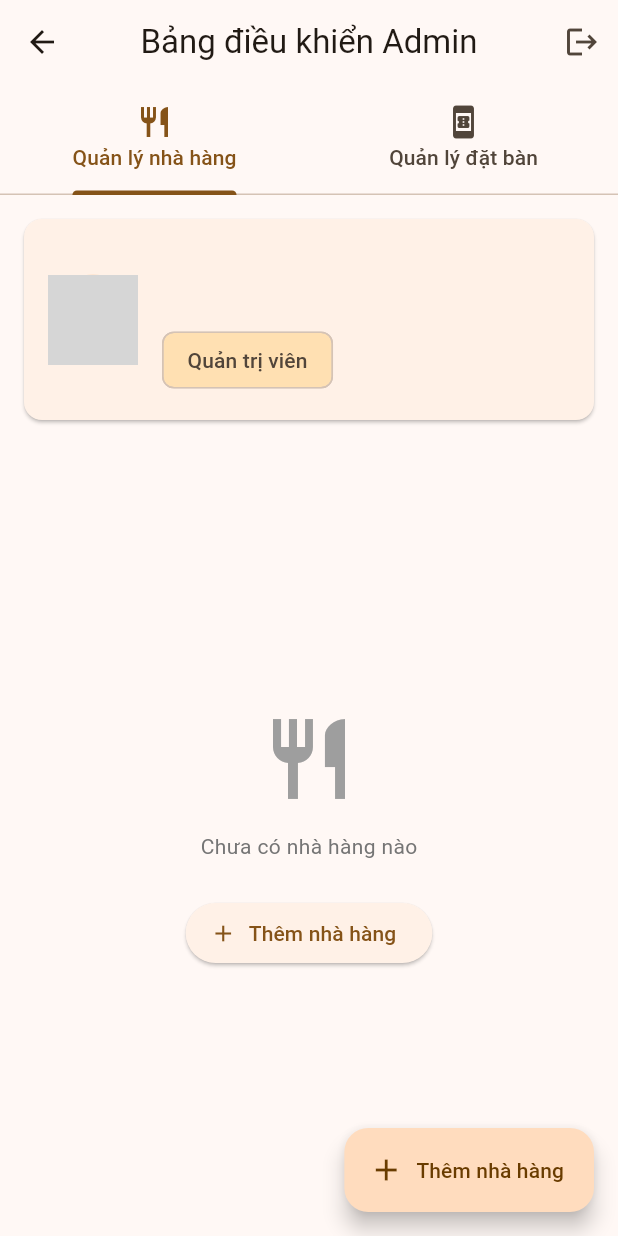
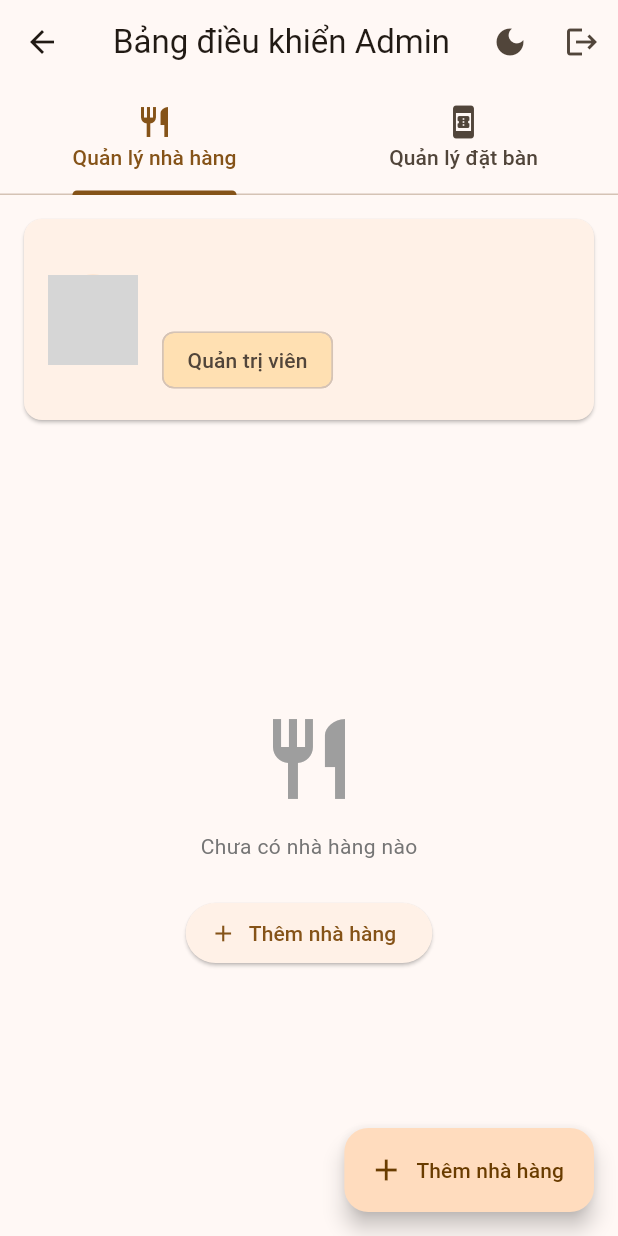
Before and after one commit to dkeyyhehe/Bookingnhahang_flutter, a Flutter app: the AdminDashboardScreen screen opened by its route, on a phone screen of 412 x 824 dp. Run offline on Flutter 3.47's test engine with Material 3 defaults, Android fonts, the phone set to English and light mode, and no system bars; our stand-ins replace cloud_firestore, firebase_auth, firebase_core, firebase_storage, google_sign_in, image_picker and 1 more; accounts and stored records are empty; network calls fail; grey boxes are pictures that could not be loaded.

Commit message:
them sang/toi ben admin

```diff
--- a/lib/screens/admin/admin_dashboard_screen.dart
+++ b/lib/screens/admin/admin_dashboard_screen.dart
@@ -1,7 +1,9 @@
 import 'package:flutter/material.dart';
+import 'package:provider/provider.dart';
 import '../../routes/app_routes.dart';
 import '../../services/auth_service.dart';
 import '../../models/user.dart';
+import '../../providers/theme_provider.dart';
 import 'manage_restaurants_screen.dart';
 import 'manage_bookings_screen.dart';
 
@@ -96,6 +98,23 @@ class _AdminDashboardScreenState extends State<AdminDashboardScreen>
           ],
         ),
         actions: [
+          Consumer<ThemeProvider>(
+            builder: (context, themeProvider, child) {
+              return IconButton(
+                icon: Icon(
+                  themeProvider.isDarkMode
+                      ? Icons.light_mode
+                      : Icons.dark_mode,
+                ),
+                tooltip: themeProvider.isDarkMode
+                    ? 'Chế độ sáng'
+                    : 'Chế độ tối',
+                onPressed: () {
+                  themeProvider.toggleTheme();
+                },
+              );
+            },
+          ),
           IconButton(
             icon: const Icon(Icons.logout),
             tooltip: 'Đăng xuất',
```
